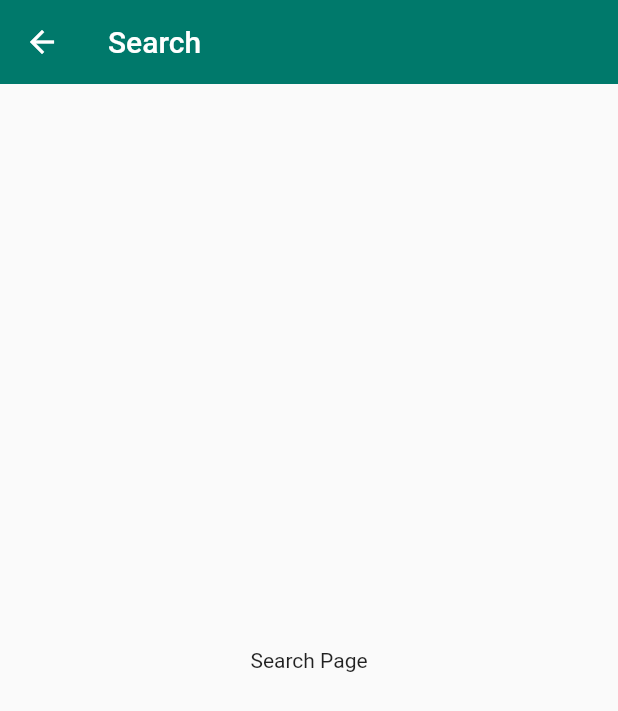
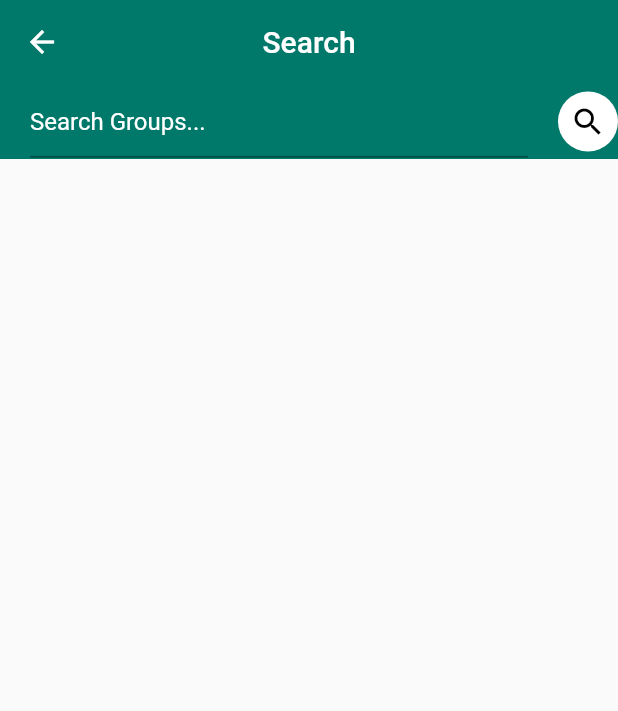
Before and after one commit to irfan-vural/ChatApp, a Flutter app: the SearchPage screen opened directly, on a phone screen of 412 x 824 dp. Shown: the top 711 px of the screen. Run offline on Flutter 3.47's test engine with Material 2 defaults, Android fonts, the phone set to English and light mode, and no system bars; our stand-ins replace cloud_firestore, firebase_auth, firebase_core, hive_flutter, image_picker, shared_preferences; accounts and stored records are empty.

Commit message:
search page

```diff
--- a/lib/pages/search_page.dart
+++ b/lib/pages/search_page.dart
@@ -1,4 +1,11 @@
+import 'package:cloud_firestore/cloud_firestore.dart';
+import 'package:comrades/const/constants.dart';
+import 'package:comrades/widget/widgets.dart';
+import 'package:firebase_auth/firebase_auth.dart';
 import 'package:flutter/material.dart';
+import '../helper/helper_functions.dart';
+import '../service/database_service.dart';
+import 'chat_page.dart';
 
 class SearchPage extends StatefulWidget {
   const SearchPage({super.key});
@@ -8,18 +15,183 @@ class SearchPage extends StatefulWidget {
 }
 
 class _SearchPageState extends State<SearchPage> {
+  TextEditingController searchController = TextEditingController();
+  bool isLoading = false;
+  QuerySnapshot? searchSnapshot;
+  bool hasUserSearched = false;
+  String userName = "";
+  User? user;
+  bool isJoined = false;
+
+  @override
+  void initState() {
+    // TODO: implement initState
+    super.initState();
+    gettingUserData();
+  }
+
+  String getName(String r) {
+    return r.substring(r.indexOf("_") + 1);
+  }
+
+  Future<void> gettingUserData() async {
+    await HelperFunctions.getUserNameFromSF().then((val) {
+      setState(() {
+        userName = val!;
+      });
+    });
+    user = FirebaseAuth.instance.currentUser;
+  }
+
   @override
   Widget build(BuildContext context) {
     return Scaffold(
       appBar: AppBar(
+        centerTitle: true,
         backgroundColor: Theme.of(context).primaryColor,
         elevation: 0,
         title: Text("Search"),
       ),
-      body: Container(
-        child: Center(
-          child: Text("Search Page"),
-        ),
+      body: Column(
+        children: [
+          Container(
+            height: 50,
+            width: MediaQuery.of(context).size.width,
+            decoration: BoxDecoration(
+              color: Theme.of(context).primaryColor,
+            ),
+            child: Row(
+              children: [
+                SizedBox(
+                  width: 20,
+                ),
+                Expanded(
+                  child: TextField(
+                    controller: searchController,
+                    decoration: InputDecoration(
+                      hintText: "Search Groups...",
+                      hintStyle: TextStyle(
+                        color: Colors.white,
+                      ),
+                    ),
+                  ),
+                ),
+                SizedBox(
+                  width: 20,
+                ),
+                GestureDetector(
+                  onTap: () {
+                    initialSearchMethod();
+                    print("method called");
+                  },
+                  child: Container(
+                    height: 40,
+                    width: 40,
+                    decoration: BoxDecoration(
+                      color: Colors.white,
+                      borderRadius: BorderRadius.circular(40),
+                    ),
+                    child: Icon(
+                      Icons.search,
+                      color: Colors.black,
+                    ),
+                  ),
+                ),
+              ],
+            ),
+          ),
+          isLoading ? Center(child: CircularProgressIndicator()) : groupList(),
+        ],
+      ),
+    );
+  }
+
+  Future<void> initialSearchMethod() async {
+    if (searchController.text.isNotEmpty) {
+      setState(() {
+        isLoading = true;
+      });
+      await DatabaseService()
+          .searchByName((searchController.text).trim())
+          .then((snapshot) {
+        searchSnapshot = snapshot;
+        isLoading = false;
+        hasUserSearched = true;
+      });
+    }
+  }
+
+  groupList() {
+    return hasUserSearched
+        ? ListView.builder(
+            shrinkWrap: true,
+            itemCount: searchSnapshot!.docs.length,
+            itemBuilder: (context, index) {
+              return groupTile(
+                userName,
+                searchSnapshot!.docs[index].get("admin"),
+                searchSnapshot!.docs[index].get("groupId"),
+                searchSnapshot!.docs[index].get("groupName"),
+              );
+            },
+          )
+        : Container();
+  }
+
+  Widget groupTile(
+    String userName,
+    String admin,
+    String groupId,
+    String groupName,
+  ) {
+    return Container(
+      child: Column(
+        children: [
+          SizedBox(
+            height: MediaQuery.of(context).size.height * 0.1,
+            width: MediaQuery.of(context).size.width,
+            child: ListTile(
+              trailing: InkWell(
+                onTap: () {
+                  DatabaseService()
+                      .toggleGroupJoin(groupId, userName, groupName);
+                  if (isJoined) {
+                    setState(() {
+                      isJoined = !isJoined;
+                    });
+                    showSnackbar(
+                      context,
+                      Colors.green,
+                      "successfully joined",
+                    );
+                    Future.delayed(const Duration(seconds: 2), () {
+                      nextScreen(
+                          context,
+                          ChatPage(
+                              groupId: groupId,
+                              groupName: groupName,
+                              userName: userName));
+                    });
+                  } else {
+                    showSnackbar(
+                      context,
+                      Colors.red,
+                      "there is some error  ",
+                    );
+                  }
+                },
+              ),
+              leading: CircleAvatar(
+                backgroundImage: NetworkImage(Constants.src),
+              ),
+              title: Text(groupName),
+              subtitle: Text(getName(admin)),
+            ),
+          ),
+          Divider(
+            thickness: 1,
+          ),
+        ],
       ),
     );
   }
```
